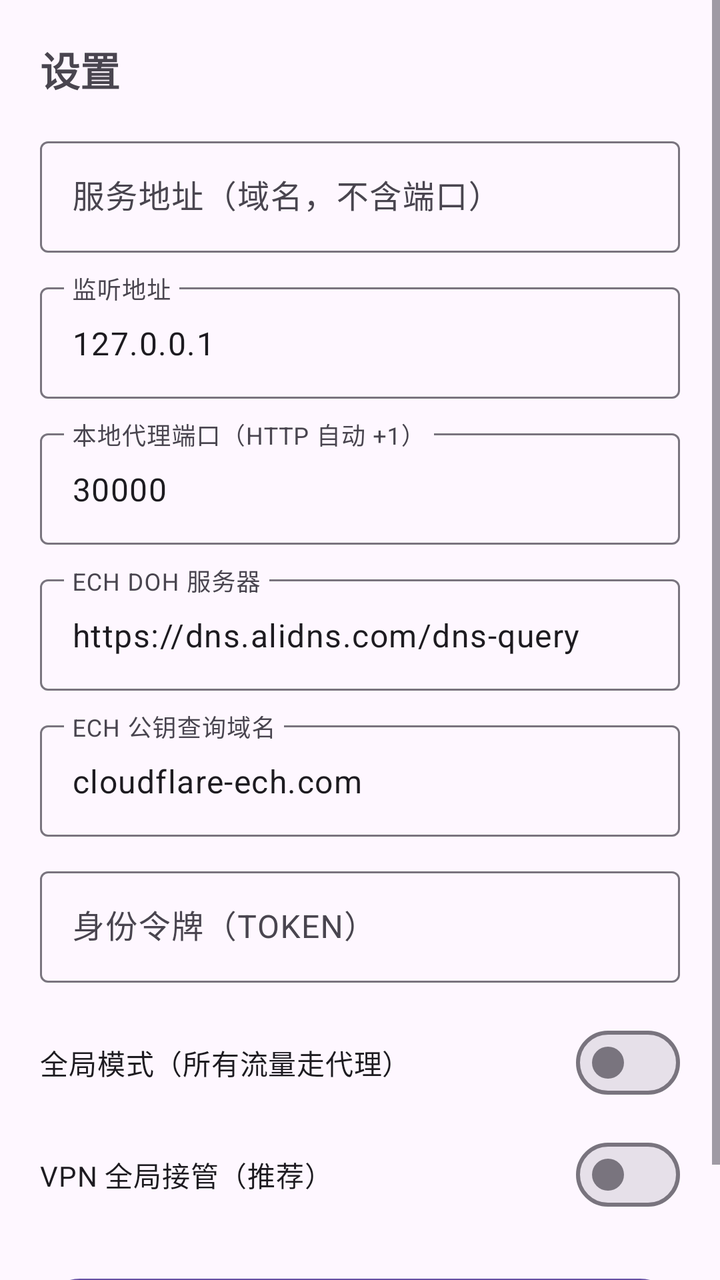
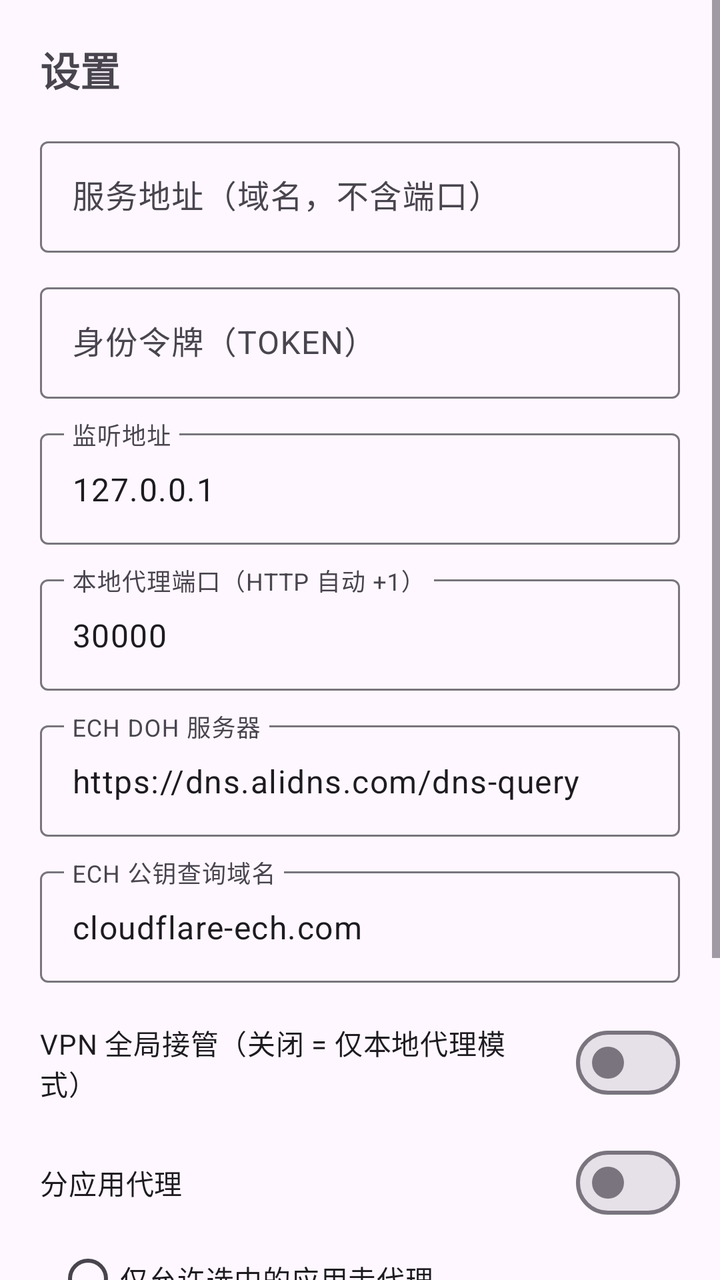

Screens rendered from an Android XML layout before and after an edit, with the pre-edit source and the edit as a unified diff.
<!-- AndroidManifest.xml: application theme Theme.EchOS -->
<!-- res/layout/activity_settings.xml -->
<?xml version="1.0" encoding="utf-8"?>
<ScrollView xmlns:android="http://schemas.android.com/apk/res/android"
    android:layout_width="match_parent"
    android:layout_height="match_parent"
    android:fillViewport="true">

    <LinearLayout
        android:layout_width="match_parent"
        android:layout_height="wrap_content"
        android:orientation="vertical"
        android:padding="20dp">

        <TextView
            android:layout_width="match_parent"
            android:layout_height="wrap_content"
            android:text="设置"
            android:textSize="20sp"
            android:textStyle="bold"
            android:layout_marginBottom="16dp" />

        <com.google.android.material.textfield.TextInputLayout
            style="@style/Widget.Material3.TextInputLayout.OutlinedBox"
            android:layout_width="match_parent"
            android:layout_height="wrap_content"
            android:hint="服务地址（域名，不含端口）">

            <com.google.android.material.textfield.TextInputEditText
                android:id="@+id/editDomain"
                android:layout_width="match_parent"
                android:layout_height="wrap_content"
                android:inputType="textUri"
                android:singleLine="true" />
        </com.google.android.material.textfield.TextInputLayout>

        <com.google.android.material.textfield.TextInputLayout
            style="@style/Widget.Material3.TextInputLayout.OutlinedBox"
            android:layout_width="match_parent"
            android:layout_height="wrap_content"
            android:layout_marginTop="12dp"
            android:hint="监听地址">

            <com.google.android.material.textfield.TextInputEditText
                android:id="@+id/editListenAddr"
                android:layout_width="match_parent"
                android:layout_height="wrap_content"
                android:inputType="textUri"
                android:text="127.0.0.1"
                android:singleLine="true" />
        </com.google.android.material.textfield.TextInputLayout>

        <com.google.android.material.textfield.TextInputLayout
            style="@style/Widget.Material3.TextInputLayout.OutlinedBox"
            android:layout_width="match_parent"
            android:layout_height="wrap_content"
            android:layout_marginTop="12dp"
            android:hint="本地代理端口（HTTP 自动 +1）">

            <com.google.android.material.textfield.TextInputEditText
                android:id="@+id/editListenPort"
                android:layout_width="match_parent"
                android:layout_height="wrap_content"
                android:inputType="number"
                android:text="30000"
                android:singleLine="true" />
        </com.google.android.material.textfield.TextInputLayout>

        <com.google.android.material.textfield.TextInputLayout
            style="@style/Widget.Material3.TextInputLayout.OutlinedBox"
            android:layout_width="match_parent"
            android:layout_height="wrap_content"
            android:layout_marginTop="12dp"
            android:hint="ECH DOH 服务器">

            <com.google.android.material.textfield.TextInputEditText
                android:id="@+id/editDoh"
                android:layout_width="match_parent"
                android:layout_height="wrap_content"
                android:inputType="textUri"
                android:text="https://dns.alidns.com/dns-query"
                android:singleLine="true" />
        </com.google.android.material.textfield.TextInputLayout>

        <com.google.android.material.textfield.TextInputLayout
            style="@style/Widget.Material3.TextInputLayout.OutlinedBox"
            android:layout_width="match_parent"
            android:layout_height="wrap_content"
            android:layout_marginTop="12dp"
            android:hint="ECH 公钥查询域名">

            <com.google.android.material.textfield.TextInputEditText
                android:id="@+id/editEch"
                android:layout_width="match_parent"
                android:layout_height="wrap_content"
                android:inputType="textUri"
                android:text="cloudflare-ech.com"
                android:singleLine="true" />
        </com.google.android.material.textfield.TextInputLayout>

        <com.google.android.material.textfield.TextInputLayout
            style="@style/Widget.Material3.TextInputLayout.OutlinedBox"
            android:layout_width="match_parent"
            android:layout_height="wrap_content"
            android:layout_marginTop="12dp"
            android:hint="身份令牌（TOKEN）">

            <com.google.android.material.textfield.TextInputEditText
                android:id="@+id/editToken"
                android:layout_width="match_parent"
                android:layout_height="wrap_content"
                android:inputType="text"
                android:singleLine="true" />
        </com.google.android.material.textfield.TextInputLayout>

        <com.google.android.material.materialswitch.MaterialSwitch
            android:id="@+id/switchGlobal"
            android:layout_width="match_parent"
            android:layout_height="wrap_content"
            android:layout_marginTop="16dp"
            android:text="@string/mode_global" />

        <com.google.android.material.materialswitch.MaterialSwitch
            android:id="@+id/switchVpn"
            android:layout_width="match_parent"
            android:layout_height="wrap_content"
            android:layout_marginTop="8dp"
            android:text="VPN 全局接管（推荐）" />

        <com.google.android.material.button.MaterialButton
            android:id="@+id/btnSave"
            android:layout_width="match_parent"
            android:layout_height="wrap_content"
            android:layout_marginTop="24dp"
            android:text="保存" />
    </LinearLayout>
</ScrollView>
<!-- resources referenced by this layout -->
<resources>
  <string name="mode_global">全局模式（所有流量走代理）</string>
  <style name="Theme.EchOS" parent="Theme.Material3.DayNight.NoActionBar" />
</resources>

<!-- the commit's change to res/layout/activity_settings.xml (unified diff, before → after) -->
@@ -29,6 +29,21 @@
                 android:layout_width="match_parent"
                 android:layout_height="wrap_content"
                 android:inputType="textUri"
+                android:singleLine="true" />
+        </com.google.android.material.textfield.TextInputLayout>
+
+        <com.google.android.material.textfield.TextInputLayout
+            style="@style/Widget.Material3.TextInputLayout.OutlinedBox"
+            android:layout_width="match_parent"
+            android:layout_height="wrap_content"
+            android:layout_marginTop="12dp"
+            android:hint="身份令牌（TOKEN）">
+
+            <com.google.android.material.textfield.TextInputEditText
+                android:id="@+id/editToken"
+                android:layout_width="match_parent"
+                android:layout_height="wrap_content"
+                android:inputType="text"
                 android:singleLine="true" />
         </com.google.android.material.textfield.TextInputLayout>
 
@@ -96,34 +111,48 @@
                 android:singleLine="true" />
         </com.google.android.material.textfield.TextInputLayout>
 
-        <com.google.android.material.textfield.TextInputLayout
-            style="@style/Widget.Material3.TextInputLayout.OutlinedBox"
-            android:layout_width="match_parent"
-            android:layout_height="wrap_content"
-            android:layout_marginTop="12dp"
-            android:hint="身份令牌（TOKEN）">
-
-            <com.google.android.material.textfield.TextInputEditText
-                android:id="@+id/editToken"
-                android:layout_width="match_parent"
-                android:layout_height="wrap_content"
-                android:inputType="text"
-                android:singleLine="true" />
-        </com.google.android.material.textfield.TextInputLayout>
-
-        <com.google.android.material.materialswitch.MaterialSwitch
-            android:id="@+id/switchGlobal"
-            android:layout_width="match_parent"
-            android:layout_height="wrap_content"
-            android:layout_marginTop="16dp"
-            android:text="@string/mode_global" />
-
         <com.google.android.material.materialswitch.MaterialSwitch
             android:id="@+id/switchVpn"
             android:layout_width="match_parent"
             android:layout_height="wrap_content"
-            android:layout_marginTop="8dp"
-            android:text="VPN 全局接管（推荐）" />
+            android:layout_marginTop="16dp"
+            android:text="VPN 全局接管（关闭 = 仅本地代理模式）" />
+
+        
+        <com.google.android.material.materialswitch.MaterialSwitch
+            android:id="@+id/switchAppFilter"
+            android:layout_width="match_parent"
+            android:layout_height="wrap_content"
+            android:layout_marginTop="12dp"
+            android:text="分应用代理" />
+
+        <RadioGroup
+            android:id="@+id/rgAppMode"
+            android:layout_width="match_parent"
+            android:layout_height="wrap_content"
+            android:layout_marginStart="8dp"
+            android:orientation="vertical">
+
+            <RadioButton
+                android:id="@+id/rbAllow"
+                android:layout_width="match_parent"
+                android:layout_height="wrap_content"
+                android:text="仅允许选中的应用走代理" />
+
+            <RadioButton
+                android:id="@+id/rbExclude"
+                android:layout_width="match_parent"
+                android:layout_height="wrap_content"
+                android:text="选中的应用不走代理（排除）" />
+        </RadioGroup>
+
+        <com.google.android.material.button.MaterialButton
+            android:id="@+id/btnPickApps"
+            style="@style/Widget.Material3.Button.OutlinedButton"
+            android:layout_width="match_parent"
+            android:layout_height="wrap_content"
+            android:layout_marginTop="4dp"
+            android:text="选择应用（已选 0 个）" />
 
         <com.google.android.material.button.MaterialButton
             android:id="@+id/btnSave"
<!-- resource entries referenced after the edit -->
@@ -1,6 +1,5 @@
 <!-- resources referenced by this layout -->
 <resources>
-  <string name="mode_global">全局模式（所有流量走代理）</string>
   <style name="Theme.EchOS" parent="Theme.Material3.DayNight.NoActionBar" />
 </resources>
 
